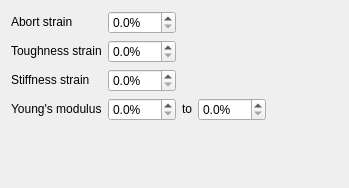
ksonter95/InstronAnalyser, file mech_analyser/experiment/instron_68tm/failure/view.ui: the form before one commit.
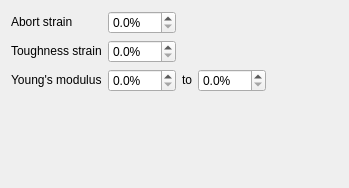
The form after the commit.

Commit message: - Removed stiffness

Diff of the .ui file:
```diff
--- a/mech_analyser/experiment/instron_68tm/failure/view.ui
+++ b/mech_analyser/experiment/instron_68tm/failure/view.ui
@@ -86,38 +86,6 @@
     </widget>
    </item>
    <item row="2" column="0">
-    <widget class="QLabel" name="l_Stiffness">
-     <property name="sizePolicy">
-      <sizepolicy hsizetype="Fixed" vsizetype="Fixed">
-       <horstretch>0</horstretch>
-       <verstretch>0</verstretch>
-      </sizepolicy>
-     </property>
-     <property name="toolTip">
-      <string>The strain at which the stiffness is calculated</string>
-     </property>
-     <property name="text">
-      <string>Stiffness strain</string>
-     </property>
-    </widget>
-   </item>
-   <item row="2" column="1">
-    <widget class="QDoubleSpinBox" name="sb_Stiffness">
-     <property name="toolTip">
-      <string>The strain at which the stiffness is calculated</string>
-     </property>
-     <property name="suffix">
-      <string>%</string>
-     </property>
-     <property name="decimals">
-      <number>1</number>
-     </property>
-     <property name="minimum">
-      <double>0.000000000000000</double>
-     </property>
-    </widget>
-   </item>
-   <item row="3" column="0">
     <widget class="QLabel" name="l_Strain1">
      <property name="sizePolicy">
       <sizepolicy hsizetype="Fixed" vsizetype="Fixed">
@@ -133,7 +101,7 @@
      </property>
     </widget>
    </item>
-   <item row="3" column="1">
+   <item row="2" column="1">
     <widget class="QDoubleSpinBox" name="sb_Strain1">
      <property name="toolTip">
       <string>The strain value which defines the first datapoint on the stress-strain curve used to calculate the Young's modulus.  It is ε1 in the equation E = (σ2 - σ1) / (ε2 - ε1)</string>
@@ -146,7 +114,7 @@
      </property>
     </widget>
    </item>
-   <item row="3" column="2">
+   <item row="2" column="2">
     <widget class="QLabel" name="l_EModulus">
      <property name="sizePolicy">
       <sizepolicy hsizetype="Fixed" vsizetype="Fixed">
@@ -159,7 +127,7 @@
      </property>
     </widget>
    </item>
-   <item row="3" column="3">
+   <item row="2" column="3">
     <widget class="QDoubleSpinBox" name="sb_Strain2">
      <property name="toolTip">
       <string>The strain value which defines the second datapoint on the stress-strain curve used to calculate the Young's modulus.  It is ε2 in the equation E = (σ2 - σ1) / (ε2 - ε1)</string>
@@ -172,7 +140,7 @@
      </property>
     </widget>
    </item>
-   <item row="4" column="0" colspan="4">
+   <item row="3" column="0" colspan="4">
     <spacer name="s_Vertical">
      <property name="orientation">
       <enum>Qt::Orientation::Vertical</enum>
```
The commit also changes 2 other files.
